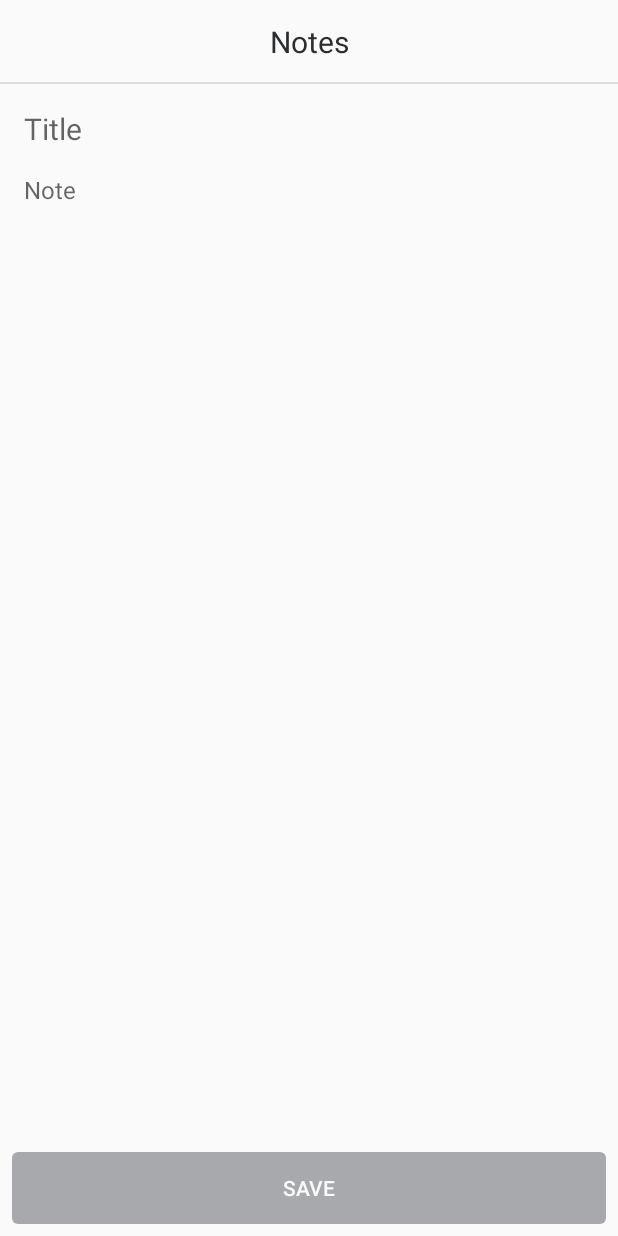
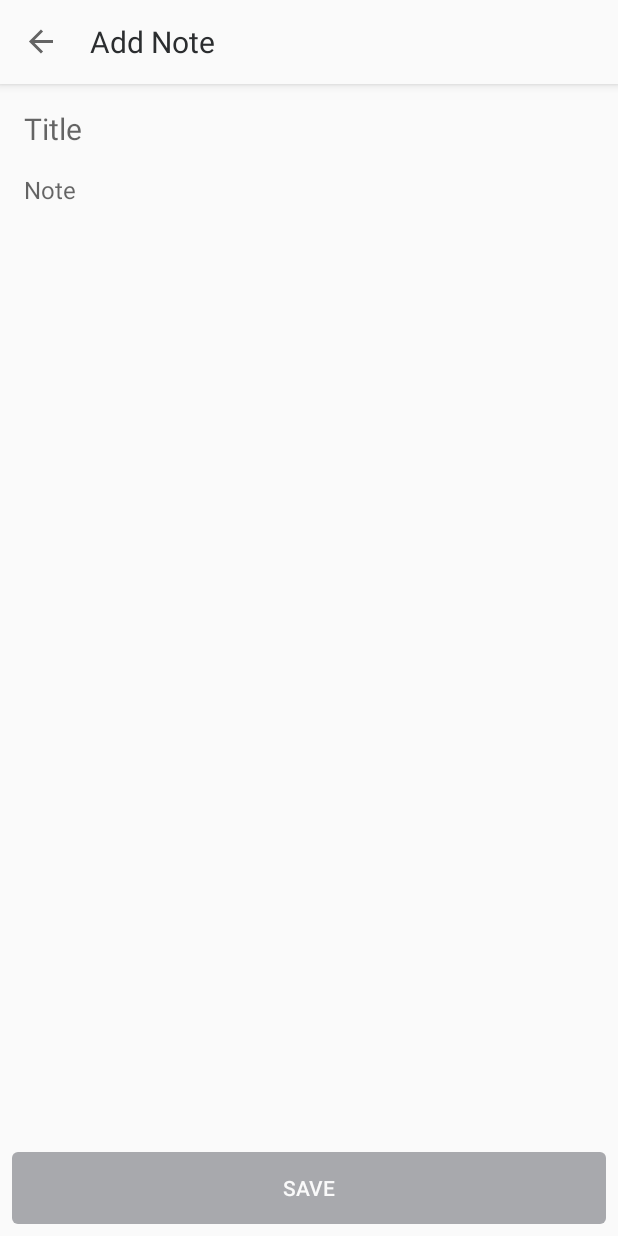
Before and after one commit to vikram2330/MyNotes, an Android app: the AddNoteFragment screen opened through its navigation route, on a phone screen of 412 x 824 dp. Run offline under Robolectric (Android 15) with nearby library versions, the phone set to English and light mode, and no system bars; our stand-ins replace RxJava, data binding, navigation-ui; 4 statements that could not run were skipped.

Commit message:
fix : toolbar back arrow shown when addNoteFragment is shown

```diff
--- a/app/src/main/java/com/vikram/mynotes/MainActivity.kt
+++ b/app/src/main/java/com/vikram/mynotes/MainActivity.kt
@@ -1,12 +1,26 @@
 package com.vikram.mynotes
 
+import android.os.Bundle
 import androidx.appcompat.app.AppCompatActivity
-import android.os.Bundle
+import androidx.databinding.DataBindingUtil
+import androidx.navigation.NavController
+import androidx.navigation.Navigation
+import androidx.navigation.ui.NavigationUI
+import com.vikram.mynotes.databinding.ActivityMainBinding
 
 class MainActivity : AppCompatActivity() {
 
+    lateinit var binding: ActivityMainBinding
+    private lateinit var navController: NavController
+
     override fun onCreate(savedInstanceState: Bundle?) {
         super.onCreate(savedInstanceState)
-        setContentView(R.layout.activity_main)
+        binding = DataBindingUtil.setContentView(this, R.layout.activity_main)
+        initUI()
+    }
+
+    private fun initUI() {
+        navController = Navigation.findNavController(this, R.id.nav_host_fragment)
+        NavigationUI.setupWithNavController(binding.toolbarLayout.toolbar, navController)
     }
 }
--- a/app/src/main/res/layout/layout_toolbar.xml
+++ b/app/src/main/res/layout/layout_toolbar.xml
@@ -1,48 +1,17 @@
 <?xml version="1.0" encoding="utf-8"?>
 <layout xmlns:android="http://schemas.android.com/apk/res/android"
-    xmlns:app="http://schemas.android.com/apk/res-auto"
-    xmlns:tools="http://schemas.android.com/tools">
+    xmlns:app="http://schemas.android.com/apk/res-auto">
 
-    <androidx.appcompat.widget.Toolbar
-        android:id="@+id/toolbar"
+    <com.google.android.material.appbar.AppBarLayout
+        android:id="@+id/appBar"
         android:layout_width="match_parent"
-        android:layout_height="?attr/actionBarSize"
-        android:background="@color/colorPrimary"
-        app:contentInsetStart="0dp"
-        app:contentInsetStartWithNavigation="0dp">
+        android:layout_height="wrap_content">
 
-        <androidx.constraintlayout.widget.ConstraintLayout
+        <androidx.appcompat.widget.Toolbar
+            android:id="@+id/toolbar"
             android:layout_width="match_parent"
-            android:layout_height="match_parent"
-            android:animateLayoutChanges="true"
-            android:orientation="horizontal">
-
-            <!--paddingStart = 48dp to center the text in whole layout-->
-            <TextView
-                style="@style/Text.TitleLarge"
-                android:layout_width="0dp"
-                android:layout_height="wrap_content"
-                android:ellipsize="end"
-                android:gravity="center"
-                android:maxLines="1"
-                android:text="@string/title_notes"
-                app:layout_constraintBottom_toTopOf="@id/bottom_divider"
-                app:layout_constraintEnd_toEndOf="parent"
-                app:layout_constraintStart_toStartOf="parent"
-                app:layout_constraintTop_toTopOf="parent"
-                />
-
-
-            <View
-                android:id="@+id/bottom_divider"
-                android:layout_width="0dp"
-                android:layout_height="1dp"
-                android:background="@drawable/divider_drawable"
-                app:layout_constraintBottom_toBottomOf="parent"
-                app:layout_constraintEnd_toEndOf="parent"
-                app:layout_constraintStart_toStartOf="parent" />
-
-        </androidx.constraintlayout.widget.ConstraintLayout>
-
-    </androidx.appcompat.widget.Toolbar>
+            android:layout_height="wrap_content"
+            app:contentInsetStartWithNavigation="@dimen/size_0dp"
+            app:titleTextAppearance="@style/Text.TitleLarge" />
+    </com.google.android.material.appbar.AppBarLayout>
 </layout>
--- a/app/src/main/res/values/dimens.xml
+++ b/app/src/main/res/values/dimens.xml
@@ -13,4 +13,5 @@
     <dimen name="width_progress_add_note_screen">24dp</dimen>
     <dimen name="height_progress_add_note_screen">24dp</dimen>
     <dimen name="btn_corner_radius">4dp</dimen>
+    <dimen name="size_0dp">0dp</dimen>
 </resources>
```
